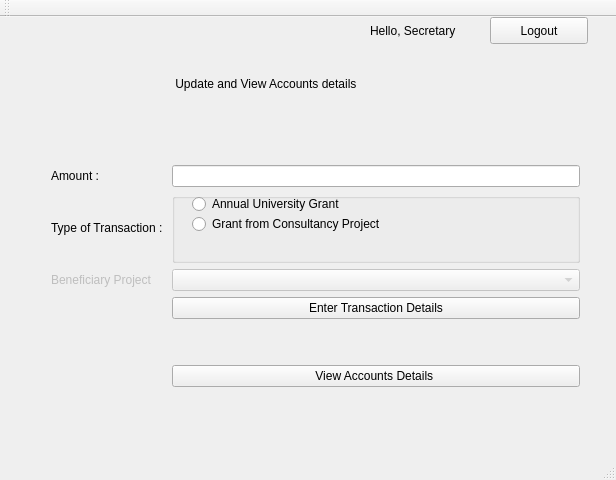
This is mainwindow.ui in harshitgupta1337/UDIS as Qt 5 draws it before an edit. The edited form follows.
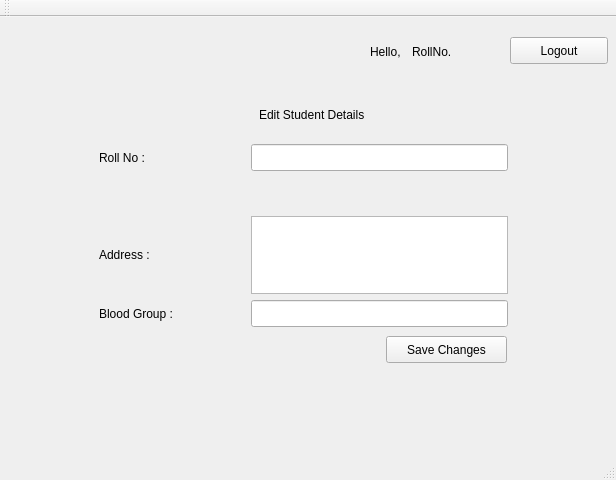
This is the edited form. The open tabs and pages were chosen to show the change.

Commit message: search For Student Remaining

Patch:
```diff
--- a/mainwindow.ui
+++ b/mainwindow.ui
@@ -1619,6 +1619,221 @@
       </widget>
      </widget>
     </widget>
+    <widget class="QWidget" name="StudentProfilePage">
+     <widget class="QPushButton" name="StudentProfileLogoutButton">
+      <property name="geometry">
+       <rect>
+        <x>510</x>
+        <y>30</y>
+        <width>98</width>
+        <height>27</height>
+       </rect>
+      </property>
+      <property name="text">
+       <string>Logout</string>
+      </property>
+     </widget>
+     <widget class="QLabel" name="StudentProfileGreetingLabel">
+      <property name="geometry">
+       <rect>
+        <x>370</x>
+        <y>36</y>
+        <width>41</width>
+        <height>17</height>
+       </rect>
+      </property>
+      <property name="text">
+       <string>Hello,</string>
+      </property>
+     </widget>
+     <widget class="QStackedWidget" name="StudentProfileStackedWidget">
+      <property name="geometry">
+       <rect>
+        <x>29</x>
+        <y>79</y>
+        <width>571</width>
+        <height>341</height>
+       </rect>
+      </property>
+      <property name="currentIndex">
+       <number>0</number>
+      </property>
+      <widget class="QWidget" name="page_4">
+       <widget class="QWidget" name="horizontalLayoutWidget_7">
+        <property name="geometry">
+         <rect>
+          <x>100</x>
+          <y>120</y>
+          <width>371</width>
+          <height>80</height>
+         </rect>
+        </property>
+        <layout class="QHBoxLayout" name="horizontalLayout_6">
+         <item>
+          <widget class="QPushButton" name="StudentProfileEditButton">
+           <property name="text">
+            <string>Edit Student Profile</string>
+           </property>
+          </widget>
+         </item>
+         <item>
+          <widget class="QPushButton" name="StudentProfileViewDetailButton">
+           <property name="text">
+            <string>View Academic Information</string>
+           </property>
+          </widget>
+         </item>
+        </layout>
+       </widget>
+      </widget>
+      <widget class="QWidget" name="page_11">
+       <widget class="QLabel" name="EditProfileRollLabel">
+        <property name="geometry">
+         <rect>
+          <x>70</x>
+          <y>58</y>
+          <width>146</width>
+          <height>27</height>
+         </rect>
+        </property>
+        <property name="text">
+         <string>Roll No :</string>
+        </property>
+       </widget>
+       <widget class="QLineEdit" name="EditProfileRollLineEdit">
+        <property name="geometry">
+         <rect>
+          <x>222</x>
+          <y>58</y>
+          <width>257</width>
+          <height>27</height>
+         </rect>
+        </property>
+       </widget>
+       <widget class="QPlainTextEdit" name="EditProfileAddressTextArea">
+        <property name="geometry">
+         <rect>
+          <x>222</x>
+          <y>130</y>
+          <width>257</width>
+          <height>78</height>
+         </rect>
+        </property>
+        <property name="sizePolicy">
+         <sizepolicy hsizetype="Expanding" vsizetype="Preferred">
+          <horstretch>0</horstretch>
+          <verstretch>0</verstretch>
+         </sizepolicy>
+        </property>
+       </widget>
+       <widget class="QLabel" name="EditProfileAddressLabel">
+        <property name="geometry">
+         <rect>
+          <x>70</x>
+          <y>130</y>
+          <width>146</width>
+          <height>78</height>
+         </rect>
+        </property>
+        <property name="text">
+         <string>Address :</string>
+        </property>
+       </widget>
+       <widget class="QLabel" name="EditProfileBloodLabel">
+        <property name="geometry">
+         <rect>
+          <x>70</x>
+          <y>214</y>
+          <width>146</width>
+          <height>27</height>
+         </rect>
+        </property>
+        <property name="text">
+         <string>Blood Group : </string>
+        </property>
+       </widget>
+       <widget class="QLineEdit" name="EditProfileBloodLineedit">
+        <property name="geometry">
+         <rect>
+          <x>222</x>
+          <y>214</y>
+          <width>257</width>
+          <height>27</height>
+         </rect>
+        </property>
+       </widget>
+       <widget class="QPushButton" name="EditProfileSaveChangesButton">
+        <property name="geometry">
+         <rect>
+          <x>357</x>
+          <y>250</y>
+          <width>121</width>
+          <height>27</height>
+         </rect>
+        </property>
+        <property name="text">
+         <string>Save Changes</string>
+        </property>
+       </widget>
+       <widget class="QLabel" name="EditStudentProfileLabel">
+        <property name="geometry">
+         <rect>
+          <x>230</x>
+          <y>20</y>
+          <width>161</width>
+          <height>17</height>
+         </rect>
+        </property>
+        <property name="text">
+         <string>Edit Student Details</string>
+        </property>
+       </widget>
+      </widget>
+      <widget class="QWidget" name="page_12">
+       <widget class="QTableWidget" name="StudentProfileTableWidget">
+        <property name="geometry">
+         <rect>
+          <x>65</x>
+          <y>0</y>
+          <width>471</width>
+          <height>341</height>
+         </rect>
+        </property>
+        <property name="columnCount">
+         <number>3</number>
+        </property>
+        <attribute name="horizontalHeaderVisible">
+         <bool>false</bool>
+        </attribute>
+        <attribute name="horizontalHeaderHighlightSections">
+         <bool>false</bool>
+        </attribute>
+        <attribute name="verticalHeaderVisible">
+         <bool>false</bool>
+        </attribute>
+        <attribute name="verticalHeaderHighlightSections">
+         <bool>false</bool>
+        </attribute>
+        <column/>
+        <column/>
+        <column/>
+       </widget>
+      </widget>
+     </widget>
+     <widget class="QLabel" name="StudentProfileRollNoLabel">
+      <property name="geometry">
+       <rect>
+        <x>412</x>
+        <y>36</y>
+        <width>101</width>
+        <height>17</height>
+       </rect>
+      </property>
+      <property name="text">
+       <string>RollNo.</string>
+      </property>
+     </widget>
+    </widget>
    </widget>
   </widget>
   <widget class="QMenuBar" name="menuBar">
```
Left out of the diff: 12 changed lines with no effect on the pictures. The commit also changes 7 other files.
